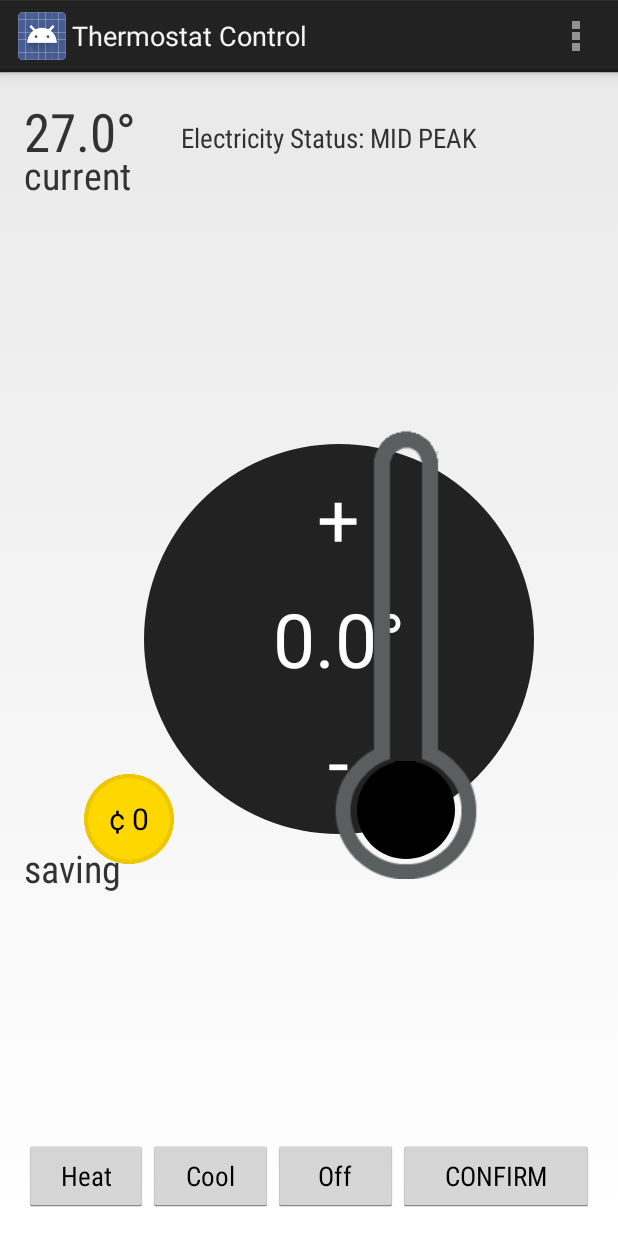
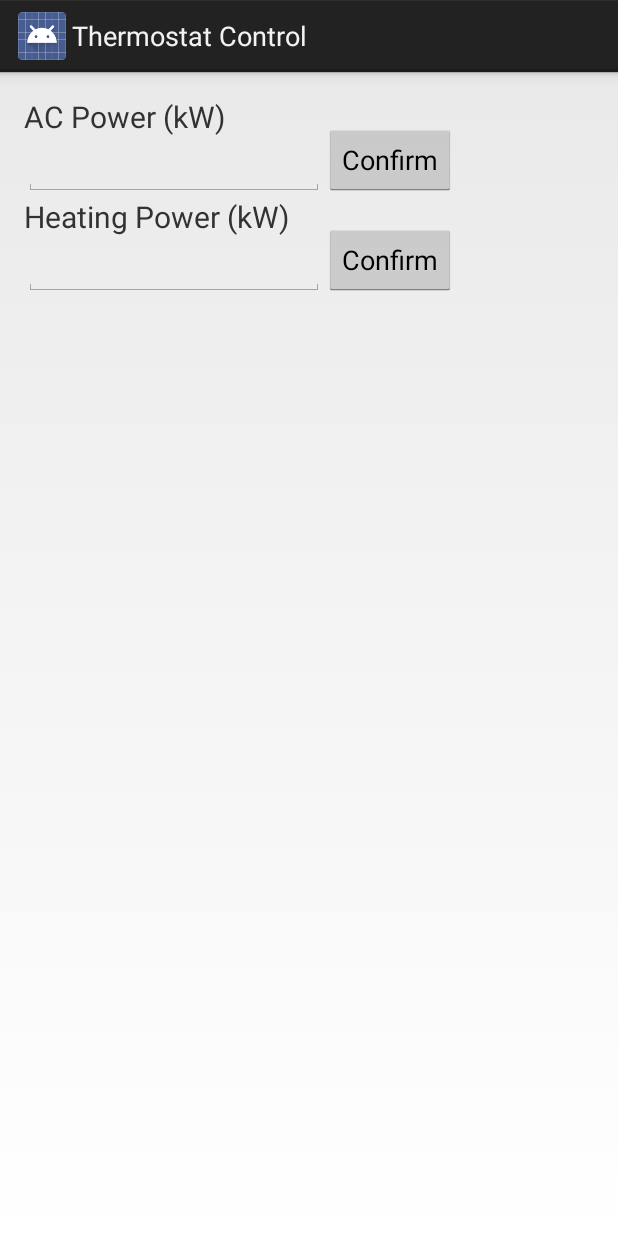
Before and after one commit to cristianvhdl/Thermostat_Interface, an Android app: the screen it shows after launch (MainActivity before the commit, SettingsActivity after it), in the options menu, after a tap on "Settings", on a phone screen of 412 x 824 dp. Run offline under Robolectric (Android 15) with nearby library versions, the phone set to English and light mode, and no system bars; our stand-ins replace Firebase (no records; nobody signed in at launch, a user with empty details on screens opened directly); libraries missing offline, so code that uses them is left out: com.nestlabs.sdk; 21 statements that could not run were skipped.

Commit message:
Add comments Add new SettingsActivity Modify Energy class

```diff
--- a/app/src/main/java/com/project/uoft/thermostat_interface/Auth.java
+++ b/app/src/main/java/com/project/uoft/thermostat_interface/Auth.java
@@ -120,7 +120,10 @@ public class Auth implements Executor {
                         if(task.isSuccessful()){
                             FirebaseUser user = firebaseAuth.getCurrentUser();
                             User newUser = new User(email);
-                            Database.writeNewUser(user.getUid(), newUser);
+                            String UID = user.getUid();
+                            Database.writeNewUser(UID, newUser);
+                            Database.writeACPower(UID, Energy.DEFAULT_COOLING_POWER);
+                            Database.writeHeatPower(UID, Energy.DEFAULT_HEATING_POWER);
                         }
                     }
                 });
--- a/app/src/main/java/com/project/uoft/thermostat_interface/Constants.java
+++ b/app/src/main/java/com/project/uoft/thermostat_interface/Constants.java
@@ -4,7 +4,7 @@ package com.project.uoft.thermostat_interface;
  *  The Constants class contains information about client ID and secret.
  */
 public class Constants {
-    public static final String CLIENT_ID = "4d59dd30-dc88-424d-9616-f8126ce02cd8";
-    public static final String CLIENT_SECRET = "6FdSHXU6MO4pOsUkqF0wz3P0J";
+    public static final String CLIENT_ID = "2dde967e-11e3-471a-a239-189b51aa0040";
+    public static final String CLIENT_SECRET = "N4rCR9dc1brCPKTASMyHspVv2";
     public static final String REDIRECT_URL = "http://localhost/";
 }
--- a/app/src/main/java/com/project/uoft/thermostat_interface/Database.java
+++ b/app/src/main/java/com/project/uoft/thermostat_interface/Database.java
@@ -13,6 +13,8 @@ import java.util.Date;
 public class Database {
     private static final String TAG = Database.class.getSimpleName();
     private static final String USERS = "users";
+    public static final String KEY_AC_POWER = "AC_Power";
+    public static final String KEY_HEAT_POWER = "Heat_Power";
     public static FirebaseDatabase instance;
     public static DatabaseReference mDatabase;
 
@@ -46,5 +48,25 @@ public class Database {
         mDatabase.child(USERS).child(UID).setValue(newUser);
     }
 
+    /**
+     * It writes the AC power to the Firebase database
+     *
+     * @param UID   User ID
+     * @param acPower   AC power in kW
+     */
+    public static void writeACPower(String UID, Double acPower){
+        mDatabase.child(USERS).child(UID).child(KEY_AC_POWER).setValue(acPower);
+    }
+
+    /**
+     * It writes the Heating power to the Firebase database
+     *
+     * @param UID   User ID
+     * @param heatPower Heating power in kW
+     */
+    public static void writeHeatPower(String UID, Double heatPower){
+        mDatabase.child(USERS).child(UID).child(KEY_HEAT_POWER).setValue(heatPower);
+    }
+
 
 }
--- a/app/src/main/java/com/project/uoft/thermostat_interface/Energy.java
+++ b/app/src/main/java/com/project/uoft/thermostat_interface/Energy.java
@@ -1,4 +1,11 @@
 package com.project.uoft.thermostat_interface;
+
+import android.util.Log;
+
+import com.google.firebase.auth.FirebaseAuth;
+import com.google.firebase.database.DataSnapshot;
+import com.google.firebase.database.DatabaseError;
+import com.google.firebase.database.ValueEventListener;
 
 import java.util.Calendar;
 
@@ -8,17 +15,53 @@ import java.util.Calendar;
 public class Energy {
 
     private static final String TAG = Energy.class.getSimpleName();
-
-    public static double HEATING_RATE = 0.1f; // degree per minute (C)
-    public static double COOLING_RATE = 0.1f; // degree per minute (C)
-    public static double HEATING_POWER = 3.5f;    // kW for heating
-    public static double COOLING_POWER = 3.5f;    // kW for cooling
-    public static double MAINTAIN_PERCENTAGE = 0.2; // percentage of time the HVAC is ON to maintain the target temperature
-
     // Time-of-Use Rates cents per kWh, weekends and holidays are off-peak all day
     public static final double ELEC_ON_PEAK = 18f;    // 11 am - 4 pm
     public static final double ELEC_MID_PEAK = 13.2f; // 7-10 am & 5-6 pm
     public static final double ELEC_OFF_PEAK = 8.7f;  // 7pm - 6am
+    public static final double DEFAULT_HEATING_POWER = 3.5f;
+    public static final double DEFAULT_COOLING_POWER = 3.5f;
+
+    public static double HEATING_RATE = 0.1f; // degree per minute (C)
+    public static double COOLING_RATE = 0.1f; // degree per minute (C)
+    public static double HEATING_POWER = DEFAULT_HEATING_POWER;    // kW for heating
+    public static double COOLING_POWER = DEFAULT_COOLING_POWER;    // kW for cooling
+    public static double MAINTAIN_PERCENTAGE = 0.2; // percentage of time the HVAC is ON to maintain the target temperature
+
+
+    /**
+     * Constructor for the Energy class
+     * It retrieves the cooling power and heating power from the Firebase database
+     */
+    Energy(){
+        ValueEventListener postListenerAC = new ValueEventListener() {
+            @Override
+            public void onDataChange(DataSnapshot dataSnapshot) {
+                COOLING_POWER = Double.parseDouble(dataSnapshot.getValue().toString());
+                Log.v(TAG, "COOLING_POWER = "+ COOLING_POWER);
+            }
+
+            @Override
+            public void onCancelled(DatabaseError databaseError) {
+                Log.w(TAG, "onCancelled", databaseError.toException());
+            }
+        };
+        ValueEventListener postListenerHeat = new ValueEventListener() {
+            @Override
+            public void onDataChange(DataSnapshot dataSnapshot) {
+                HEATING_POWER = Double.parseDouble(dataSnapshot.getValue().toString());
+                Log.v(TAG, "HEATING_POWER = "+ HEATING_POWER);
+            }
+
+            @Override
+            public void onCancelled(DatabaseError databaseError) {
+                Log.w(TAG, "onCancelled", databaseError.toException());
+            }
+        };
+        String UID = FirebaseAuth.getInstance().getCurrentUser().getUid();
+        Database.mDatabase.child("users").child(UID).child(Database.KEY_AC_POWER).addValueEventListener(postListenerAC);
+        Database.mDatabase.child("users").child(UID).child(Database.KEY_HEAT_POWER).addValueEventListener(postListenerHeat);
+    }
 
     /**
      * It calculates how many minutes it takes to reach target temperature from current room temperature.
--- a/app/src/main/java/com/project/uoft/thermostat_interface/MainActivity.java
+++ b/app/src/main/java/com/project/uoft/thermostat_interface/MainActivity.java
@@ -94,6 +94,9 @@ public class MainActivity extends Activity implements View.OnClickListener {
     //Database
     private Database mDB;
 
+    //Energy
+    private Energy mEnergy;
+
     //Remote Config
     private FirebaseRemoteConfig mFirebaseRemoteConfig;
     private long cacheExpiration;
@@ -170,6 +173,9 @@ public class MainActivity extends Activity implements View.OnClickListener {
         // Initialize Database class
         mDB = new Database();
 
+        // Initialize Energy class
+        mEnergy = new Energy();
+
         // Initialize Remote Config
         mFirebaseRemoteConfig = FirebaseRemoteConfig.getInstance();
         FirebaseRemoteConfigSettings configSettings = new FirebaseRemoteConfigSettings.Builder()
@@ -221,6 +227,10 @@ public class MainActivity extends Activity implements View.OnClickListener {
                 break;
             case R.id.menu_settings:
                 Log.v(TAG,"clicked Settings");
+                Intent intent = new Intent(this, SettingsActivity.class);
+                String UID = FirebaseAuth.getInstance().getCurrentUser().getUid();
+                intent.putExtra("UID", UID);
+                startActivity(intent);
                 break;
             case R.id.menu_away:
                 Log.v(TAG,"clicked home/away");
@@ -325,7 +335,7 @@ public class MainActivity extends Activity implements View.OnClickListener {
     /**
      * Called when you are no longer visible to the user. You will next receive either onRestart(),
      * onDestroy(), or nothing, depending on later user activity.
-     * It removes all the listeners, also signs the user out of the Firebase server.
+     * It removes all the listeners
      */
     @Override
     protected void onStop() {
@@ -333,7 +343,7 @@ public class MainActivity extends Activity implements View.OnClickListener {
         super.onStop();
         mNest.removeAllListeners();
         Auth.removeAuthListener();
-        Auth.signOut();
+//        Auth.signOut();
     }
 
     /**
--- /dev/null
+++ b/app/src/main/java/com/project/uoft/thermostat_interface/SettingsActivity.java
@@ -0,0 +1,49 @@
+package com.project.uoft.thermostat_interface;
+
+import android.app.Activity;
+import android.content.Intent;
+import android.os.Bundle;
+import android.view.View;
+import android.widget.Button;
+import android.widget.EditText;
+import android.widget.Toast;
+
+/**
+ * The activity allows the user to change the AC hand heating power
+ */
+public class SettingsActivity extends Activity implements View.OnClickListener{
+
+    private EditText mACEditText, mHeatEditText;
+    private String UID;
+
+    @Override
+    protected void onCreate(Bundle savedInstanceState) {
+        super.onCreate(savedInstanceState);
+        setContentView(R.layout.activity_settings);
+
+        mACEditText = (EditText) findViewById(R.id.ac_power_edit_text);
+        mHeatEditText = (EditText) findViewById(R.id.heat_power_edit_text);
+        findViewById(R.id.ac_power_btn).setOnClickListener(this);
+        findViewById(R.id.heat_power_btn).setOnClickListener(this);
+
+        Intent intent = getIntent();
+        UID = intent.getStringExtra("UID");
+
+    }
+
+    @Override
+    public void onClick(View v) {
+        switch (v.getId()) {
+            case R.id.ac_power_btn:
+                Database.writeACPower(UID, Double.parseDouble(mACEditText.getText().toString()));
+                mACEditText.setText("");
+                Toast.makeText(getApplicationContext(), "AC power updated", Toast.LENGTH_SHORT).show();
+                break;
+            case R.id.heat_power_btn:
+                Database.writeHeatPower(UID, Double.parseDouble(mHeatEditText.getText().toString()));
+                mHeatEditText.setText("");
+                Toast.makeText(getApplicationContext(), "Heating power updated", Toast.LENGTH_SHORT).show();
+                break;
+        }
+    }
+}
--- /dev/null
+++ b/app/src/main/res/layout/activity_settings.xml
@@ -0,0 +1,65 @@
+<?xml version="1.0" encoding="utf-8"?>
+<RelativeLayout xmlns:android="http://schemas.android.com/apk/res/android"
+    xmlns:tools="http://schemas.android.com/tools"
+    android:layout_width="match_parent"
+    android:layout_height="match_parent"
+    android:paddingBottom="@dimen/activity_vertical_margin"
+    android:paddingLeft="@dimen/activity_horizontal_margin"
+    android:paddingRight="@dimen/activity_horizontal_margin"
+    android:paddingTop="@dimen/activity_vertical_margin"
+    tools:context="com.project.uoft.thermostat_interface.SettingsActivity">
+
+    <RelativeLayout
+        android:layout_width="wrap_content"
+        android:layout_height="wrap_content"
+        android:id="@+id/ac_power_layout">
+        <TextView
+            android:id="@+id/ac_power_text"
+            android:text="AC Power (kW)"
+            android:textSize="20sp"
+            android:layout_width="wrap_content"
+            android:layout_height="wrap_content"
+            android:layout_alignParentLeft="true"/>
+        <EditText
+            android:id="@+id/ac_power_edit_text"
+            android:inputType="numberDecimal"
+            android:layout_width="200dp"
+            android:layout_height="wrap_content"
+            android:layout_below="@id/ac_power_text"/>
+        <Button
+            android:id="@+id/ac_power_btn"
+            android:text="Confirm"
+            android:layout_width="wrap_content"
+            android:layout_height="wrap_content"
+            android:layout_alignBottom="@id/ac_power_edit_text"
+            android:layout_toRightOf="@id/ac_power_edit_text"/>
+    </RelativeLayout>
+
+    <RelativeLayout
+        android:layout_width="wrap_content"
+        android:layout_height="wrap_content"
+        android:layout_below="@id/ac_power_layout"
+        android:id="@+id/heat_power_layout">
+        <TextView
+            android:id="@+id/heat_power_text"
+            android:text="Heating Power (kW)"
+            android:textSize="20sp"
+            android:layout_width="wrap_content"
+            android:layout_height="wrap_content"
+            android:layout_alignParentLeft="true"/>
+        <EditText
+            android:id="@+id/heat_power_edit_text"
+            android:inputType="numberDecimal"
+            android:layout_width="200dp"
+            android:layout_height="wrap_content"
+            android:layout_below="@id/heat_power_text"/>
+        <Button
+            android:id="@+id/heat_power_btn"
+            android:text="Confirm"
+            android:layout_width="wrap_content"
+            android:layout_height="wrap_content"
+            android:layout_alignBottom="@id/heat_power_edit_text"
+            android:layout_toRightOf="@id/heat_power_edit_text"/>
+    </RelativeLayout>
+
+</RelativeLayout>
```
Also changed, not shown: app/src/main/AndroidManifest.xml (+10 -5 lines).
